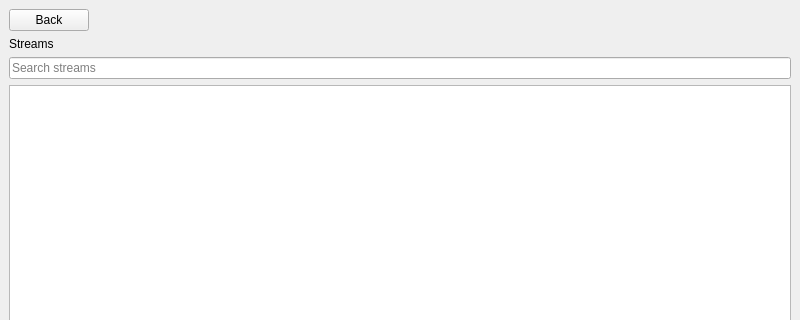
This is views/streamview.ui in Vermont-EPSCoR/Macroinvertebrates as Qt 5 draws it before an edit; both pictures show x 0 to 800 and y 0 to 320 of the 800 by 600 pixel window. The edited form follows.
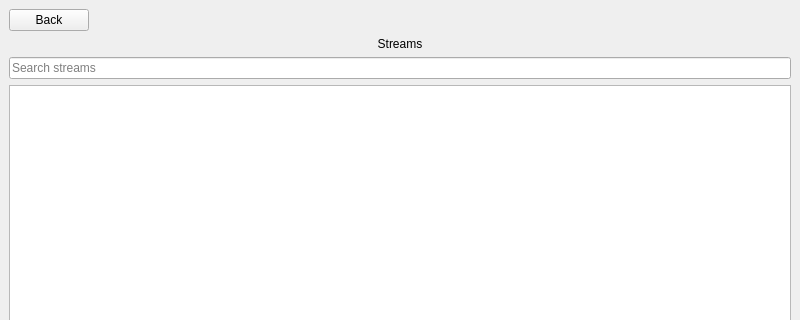
This is the edited form.

The edit to the form file:
```diff
--- a/views/streamview.ui
+++ b/views/streamview.ui
@@ -44,6 +44,9 @@
       <property name="text">
        <string>Streams</string>
       </property>
+      <property name="alignment">
+       <set>Qt::AlignCenter</set>
+      </property>
      </widget>
     </item>
     <item>
```
Left out of the diff: 2 changed lines with no effect on the pictures.
